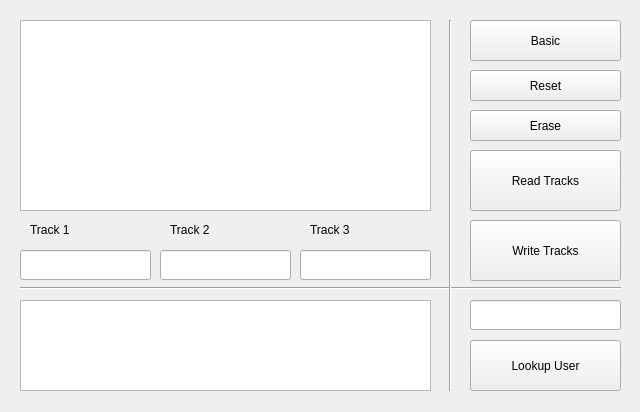
Before: the Qt Designer form cardeditor.ui in Kellel/cardreader, drawn with Qt 5.
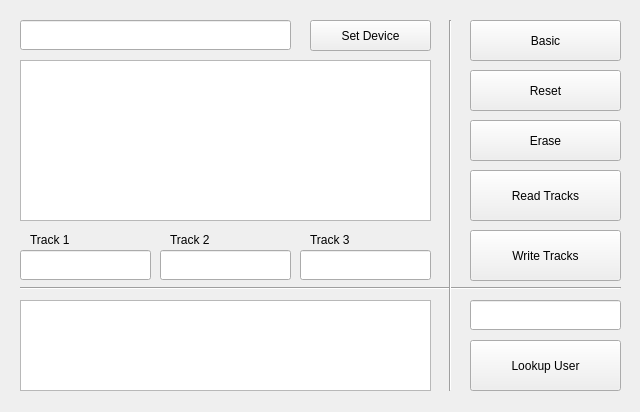
After: the same form once the commit is applied. The open tabs and pages were chosen to show the change.

The edit to the form file:
```diff
--- a/cardeditor.ui
+++ b/cardeditor.ui
@@ -186,11 +186,14 @@
      <property name="geometry">
       <rect>
        <x>20</x>
-       <y>30</y>
+       <y>70</y>
        <width>411</width>
-       <height>191</height>
+       <height>161</height>
       </rect>
      </property>
+     <property name="readOnly">
+      <bool>true</bool>
+     </property>
     </widget>
     <widget class="Line" name="line_4">
      <property name="geometry">
@@ -239,7 +242,7 @@
      <property name="geometry">
       <rect>
        <x>30</x>
-       <y>230</y>
+       <y>240</y>
        <width>77</width>
        <height>20</height>
       </rect>
@@ -252,7 +255,7 @@
      <property name="geometry">
       <rect>
        <x>170</x>
-       <y>230</y>
+       <y>240</y>
        <width>77</width>
        <height>20</height>
       </rect>
@@ -265,7 +268,7 @@
      <property name="geometry">
       <rect>
        <x>310</x>
-       <y>230</y>
+       <y>240</y>
        <width>77</width>
        <height>20</height>
       </rect>
@@ -280,7 +283,7 @@
        <x>470</x>
        <y>80</y>
        <width>151</width>
-       <height>31</height>
+       <height>41</height>
       </rect>
      </property>
      <property name="text">
@@ -291,9 +294,9 @@
      <property name="geometry">
       <rect>
        <x>470</x>
-       <y>120</y>
+       <y>130</y>
        <width>151</width>
-       <height>31</height>
+       <height>41</height>
       </rect>
      </property>
      <property name="text">
@@ -304,9 +307,9 @@
      <property name="geometry">
       <rect>
        <x>470</x>
-       <y>160</y>
+       <y>180</y>
        <width>151</width>
-       <height>61</height>
+       <height>51</height>
       </rect>
      </property>
      <property name="text">
@@ -317,15 +320,38 @@
      <property name="geometry">
       <rect>
        <x>470</x>
-       <y>230</y>
+       <y>240</y>
        <width>151</width>
-       <height>61</height>
+       <height>51</height>
       </rect>
      </property>
      <property name="text">
       <string>Write Tracks</string>
      </property>
     </widget>
+    <widget class="QLineEdit" name="deviceEdit">
+     <property name="geometry">
+      <rect>
+       <x>20</x>
+       <y>30</y>
+       <width>271</width>
+       <height>30</height>
+      </rect>
+     </property>
+    </widget>
+    <widget class="QPushButton" name="deviceButton">
+     <property name="geometry">
+      <rect>
+       <x>310</x>
+       <y>30</y>
+       <width>121</width>
+       <height>31</height>
+      </rect>
+     </property>
+     <property name="text">
+      <string>Set Device</string>
+     </property>
+    </widget>
    </widget>
   </widget>
  </widget>
```
Left out of the diff: 29 changed lines with no effect on the pictures.
